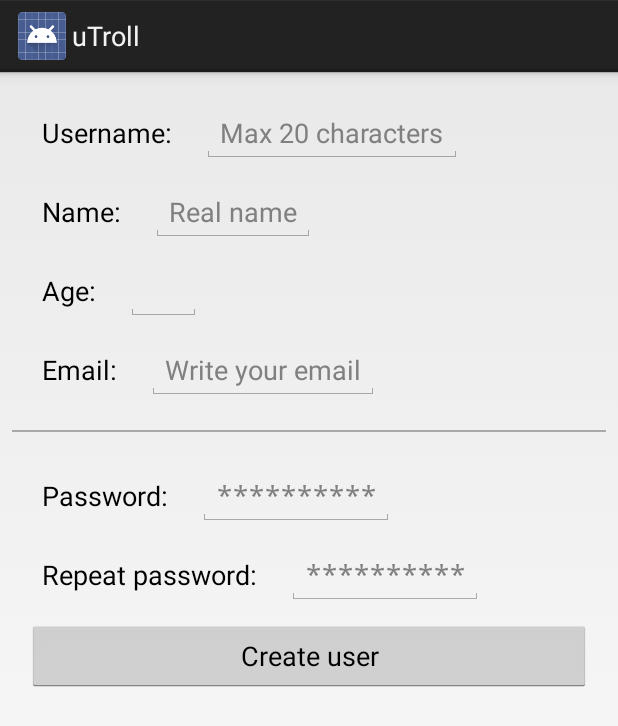
After one commit to dsagithub/uTroll-project, an Android app: the CreateUserActivity screen opened directly, with no data from a screen before it, on a phone screen of 412 x 824 dp. The commit adds this screen. Shown: the top 726 px of the screen. Run offline under Robolectric (Android 15) with nearby library versions, the phone set to English and light mode, and no system bars.

Commit message:
Android - Crear usuario

```diff
--- a/uTroll-android/app/src/main/AndroidManifest.xml
+++ b/uTroll-android/app/src/main/AndroidManifest.xml
@@ -28,6 +28,7 @@
         <activity android:name=".UserSearchActivity" />
         <activity android:name=".UserDetailActivity" />
         <activity android:name=".PendingFriendsActivity" />
+        <activity android:name=".CreateUserActivity" />
     </application>
 
 </manifest>
--- a/uTroll-android/app/src/main/java/edu/upc/eetac/dsa/dsaqt1415g4/utroll/GroupDetailActivity.java
+++ b/uTroll-android/app/src/main/java/edu/upc/eetac/dsa/dsaqt1415g4/utroll/GroupDetailActivity.java
@@ -94,7 +94,7 @@ public class GroupDetailActivity extends ListActivity {
                 btn.setEnabled(true);
             }
 
-            if (user.getVote().equals("none")) {
+            if ((user.getVote().equals("none")) && (group.getState().equals("active")) && (user.getGroupid() == group.getGroupid())) {
                 Button btn = (Button) findViewById(R.id.voteTrollBtn);
                 btn.setEnabled(true);
             }
--- a/uTroll-android/app/src/main/java/edu/upc/eetac/dsa/dsaqt1415g4/utroll/LoginActivity.java
+++ b/uTroll-android/app/src/main/java/edu/upc/eetac/dsa/dsaqt1415g4/utroll/LoginActivity.java
@@ -66,6 +66,11 @@ public class LoginActivity extends Activity {
         (new checkLoginTask()).execute(username, password);
 
 // I'll suppose that u/p are correct:
+    }
+
+    public void register(View v) {
+        Intent intent = new Intent(this, CreateUserActivity.class);
+        startActivity(intent);
     }
 
     private void startuTrollActivity() {
--- /dev/null
+++ b/uTroll-android/app/src/main/res/layout/create_user_layout.xml
@@ -0,0 +1,172 @@
+<?xml version="1.0" encoding="utf-8"?>
+<LinearLayout xmlns:android="http://schemas.android.com/apk/res/android"
+    android:layout_width="match_parent"
+    android:layout_height="match_parent"
+    android:orientation="vertical"
+    android:padding="8dip">
+
+    <RelativeLayout
+        android:layout_width="wrap_content"
+        android:layout_height="wrap_content"
+        android:layout_marginTop="20dip"
+        android:layout_marginLeft="20dip">
+
+        <TextView
+            android:id="@+id/tvCreateUserUsername"
+            android:layout_width="wrap_content"
+            android:layout_height="wrap_content"
+            android:text="@string/create_user_username_tv"
+            android:textAppearance="?android:attr/textAppearanceMedium" />
+
+        <EditText
+            android:id="@+id/etCreateUserUsername"
+            android:layout_width="wrap_content"
+            android:layout_height="wrap_content"
+            android:layout_marginLeft="20dip"
+            android:hint="@string/create_user_username_hint"
+            android:inputType="text"
+            android:layout_alignBaseline="@+id/tvCreateUserUsername"
+            android:layout_toRightOf="@+id/tvCreateUserUsername" />
+
+    </RelativeLayout>
+
+    <RelativeLayout
+        android:layout_width="wrap_content"
+        android:layout_height="wrap_content"
+        android:layout_marginTop="20dip"
+        android:layout_marginLeft="20dip">
+
+        <TextView
+            android:id="@+id/tvCreateUserName"
+            android:layout_width="wrap_content"
+            android:layout_height="wrap_content"
+            android:text="@string/create_user_name_tv"
+            android:textAppearance="?android:attr/textAppearanceMedium" />
+
+        <EditText
+            android:id="@+id/etCreateUserName"
+            android:layout_width="wrap_content"
+            android:layout_height="wrap_content"
+            android:layout_marginLeft="20dip"
+            android:hint="@string/create_user_name_hint"
+            android:inputType="text"
+            android:layout_alignBaseline="@+id/tvCreateUserName"
+            android:layout_toRightOf="@+id/tvCreateUserName" />
+
+    </RelativeLayout>
+
+    <RelativeLayout
+        android:layout_width="wrap_content"
+        android:layout_height="wrap_content"
+        android:layout_marginTop="20dip"
+        android:layout_marginLeft="20dip">
+
+        <TextView
+            android:id="@+id/tvCreateUserAge"
+            android:layout_width="wrap_content"
+            android:layout_height="wrap_content"
+            android:text="@string/create_user_age_tv"
+            android:textAppearance="?android:attr/textAppearanceMedium" />
+
+        <EditText
+            android:id="@+id/etCreateUserAge"
+            android:layout_width="50dip"
+            android:layout_height="wrap_content"
+            android:layout_marginLeft="20dip"
+            android:inputType="number"
+            android:layout_alignBaseline="@+id/tvCreateUserAge"
+            android:layout_toRightOf="@+id/tvCreateUserAge" />
+
+    </RelativeLayout>
+
+    <RelativeLayout
+        android:layout_width="wrap_content"
+        android:layout_height="wrap_content"
+        android:layout_marginTop="20dip"
+        android:layout_marginLeft="20dip">
+
+        <TextView
+            android:id="@+id/tvCreateUserEmail"
+            android:layout_width="wrap_content"
+            android:layout_height="wrap_content"
+            android:text="@string/create_user_email_tv"
+            android:textAppearance="?android:attr/textAppearanceMedium" />
+
+        <EditText
+            android:id="@+id/etCreateUserEmail"
+            android:layout_width="wrap_content"
+            android:layout_height="wrap_content"
+            android:layout_marginLeft="20dip"
+            android:inputType="textEmailAddress"
+            android:hint="@string/create_user_email_hint"
+            android:layout_alignBaseline="@+id/tvCreateUserEmail"
+            android:layout_toRightOf="@+id/tvCreateUserEmail" />
+
+    </RelativeLayout>
+
+    <View
+        android:layout_width="fill_parent"
+        android:layout_height="1dp"
+        android:background="@android:color/darker_gray"
+        android:layout_marginTop="20dip"
+        android:layout_marginBottom="10dip"/>
+
+    <RelativeLayout
+        android:layout_width="wrap_content"
+        android:layout_height="wrap_content"
+        android:layout_marginTop="20dip"
+        android:layout_marginLeft="20dip">
+
+        <TextView
+            android:id="@+id/tvCreateUserPassword"
+            android:layout_width="wrap_content"
+            android:layout_height="wrap_content"
+            android:text="@string/create_user_password_tv"
+            android:textAppearance="?android:attr/textAppearanceMedium" />
+
+        <EditText
+            android:id="@+id/etCreateUserPassword"
+            android:layout_width="wrap_content"
+            android:layout_height="wrap_content"
+            android:layout_marginLeft="20dip"
+            android:hint="@string/create_user_password_hint"
+            android:inputType="textPassword"
+            android:layout_alignBaseline="@+id/tvCreateUserPassword"
+            android:layout_toRightOf="@+id/tvCreateUserPassword" />
+
+    </RelativeLayout>
+
+    <RelativeLayout
+        android:layout_width="wrap_content"
+        android:layout_height="wrap_content"
+        android:layout_marginTop="20dip"
+        android:layout_marginLeft="20dip">
+
+        <TextView
+            android:id="@+id/tvCreateUserPassword2"
+            android:layout_width="wrap_content"
+            android:layout_height="wrap_content"
+            android:text="@string/create_user_password2_tv"
+            android:textAppearance="?android:attr/textAppearanceMedium" />
+
+        <EditText
+            android:id="@+id/etCreateUserPassword2"
+            android:layout_width="wrap_content"
+            android:layout_height="wrap_content"
+            android:layout_marginLeft="20dip"
+            android:hint="@string/create_user_password_hint"
+            android:inputType="textPassword"
+            android:layout_alignBaseline="@+id/tvCreateUserPassword2"
+            android:layout_toRightOf="@+id/tvCreateUserPassword2" />
+
+    </RelativeLayout>
+
+    <Button
+        android:id="@+id/createUserBtn"
+        android:layout_width="match_parent"
+        android:layout_height="wrap_content"
+        android:layout_margin="10dip"
+        android:text="@string/create_user_btn"
+        android:onClick="createUser"/>
+
+</LinearLayout>
--- a/uTroll-android/app/src/main/res/layout/login_layout.xml
+++ b/uTroll-android/app/src/main/res/layout/login_layout.xml
@@ -79,6 +79,7 @@
                 android:layout_marginBottom="40dip"
                 android:layout_marginTop="40dip"
                 android:clickable="true"
+                android:onClick="register"
                 android:gravity="center"
                 android:text="@string/login_l_register"
                 android:textAppearance="?android:attr/textAppearanceMedium"
--- a/uTroll-android/app/src/main/res/values/strings.xml
+++ b/uTroll-android/app/src/main/res/values/strings.xml
@@ -30,4 +30,16 @@
     <string name="write_comment_send_btn">Send</string>
     <string name="write_comment_cancel_btn">Cancel</string>
 
+    <string name="create_user_username_tv">Username:</string>
+    <string name="create_user_username_hint">Max 20 characters</string>
+    <string name="create_user_age_tv">Age:</string>
+    <string name="create_user_name_tv">Name:</string>
+    <string name="create_user_name_hint">Real name</string>
+    <string name="create_user_email_tv">Email:</string>
+    <string name="create_user_email_hint">Write your email</string>
+    <string name="create_user_password_tv">Password:</string>
+    <string name="create_user_password2_tv">Repeat password:</string>
+    <string name="create_user_password_hint">**********</string>
+    <string name="create_user_btn">Create user</string>
+
 </resources>
--- a/uTroll-api/src/main/java/edu/upc/eetac/dsa/dsaqt1415g4/uTroll/api/model/uTrollRootAPI.java
+++ b/uTroll-api/src/main/java/edu/upc/eetac/dsa/dsaqt1415g4/uTroll/api/model/uTrollRootAPI.java
@@ -25,6 +25,7 @@ public class uTrollRootAPI {
 			@InjectLink(resource = UserResource.class, style = Style.ABSOLUTE, rel = "login", title = "Check login", type = MediaType.UTROLL_API_USER, method = "checkLogin"),
 			@InjectLink(resource = UserResource.class, style = Style.ABSOLUTE, rel = "vote", title = "Vote Troll", type = MediaType.UTROLL_API_USER),
 			@InjectLink(resource = UserResource.class, style = Style.ABSOLUTE, rel = "users", title = "Get users by username", type = MediaType.UTROLL_API_USER_COLLECTION),
+			@InjectLink(resource = UserResource.class, style = Style.ABSOLUTE, rel = "create-user", title = "Create user", type = MediaType.UTROLL_API_USER, method = "createUser"),
 			@InjectLink(resource = FriendListResource.class, style = Style.ABSOLUTE, rel = "friend", title = "FriendList resource", type = MediaType.UTROLL_API_FRIENDLIST),
 			@InjectLink(resource = FriendListResource.class, style = Style.ABSOLUTE, rel = "pending-friends", title = "Pending friends", type = MediaType.UTROLL_API_USER_COLLECTION, method = "getPendingFriends"),
 			@InjectLink(resource = GroupResource.class, style = Style.ABSOLUTE, rel = "create-group", title = "Create group", type = MediaType.UTROLL_API_GROUP, method = "createGroup"),
```
Also changed, not shown: uTroll-android/app/src/main/java/edu/upc/eetac/dsa/dsaqt1415g4/utroll/CreateUserActivity.java (added, +119 -0 lines), uTroll-android/app/src/main/java/edu/upc/eetac/dsa/dsaqt1415g4/utroll/api/uTrollAPI.java (+55 -0 lines), uTroll-api/src/main/java/edu/upc/eetac/dsa/dsaqt1415g4/uTroll/api/GroupResource.java (+10 -6 lines), uTroll-api/src/main/java/edu/upc/eetac/dsa/dsaqt1415g4/uTroll/api/UserResource.java (+4 -3 lines).
